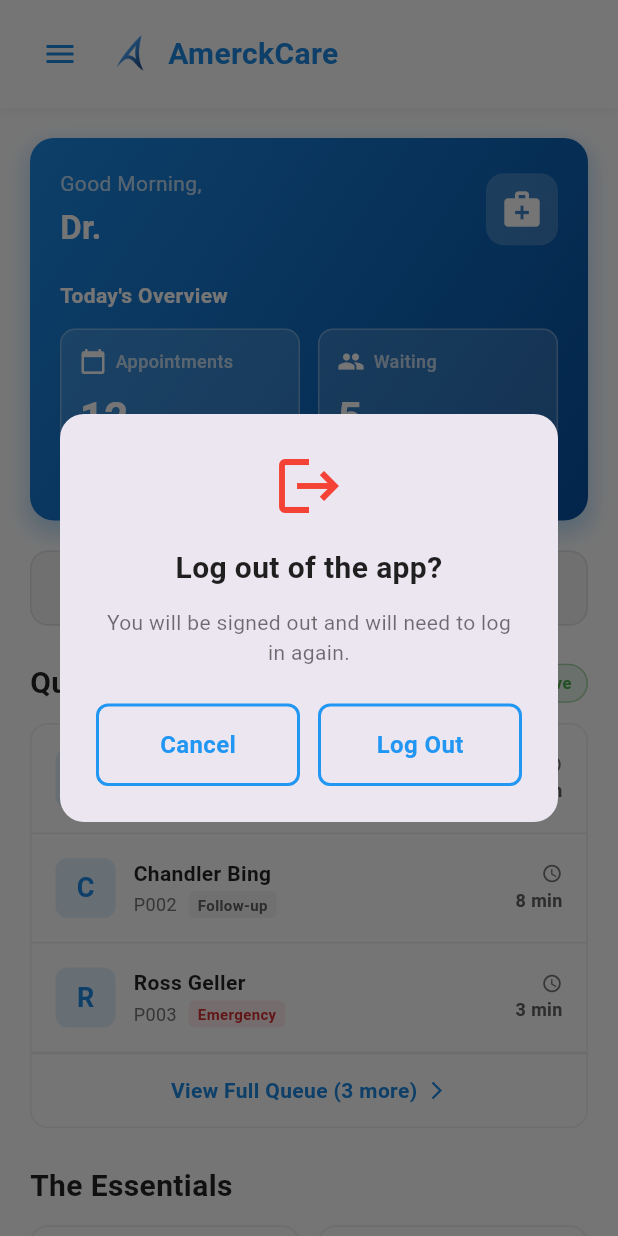
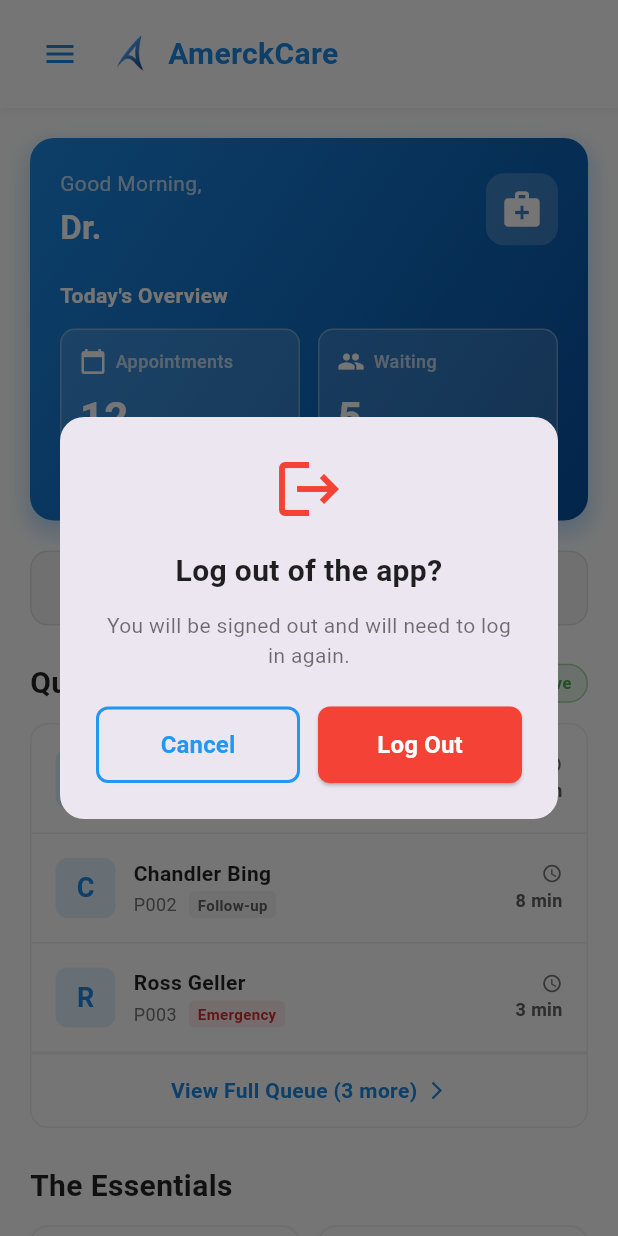
Before and after one commit to JananaDanithra22/amerckcare_apptest, a Flutter app: the HomeScreen screen opened by its route, in the side drawer, after a tap on "Log Out", on a phone screen of 412 x 824 dp. Run offline on Flutter 3.47's test engine with Material 3 defaults, Android fonts, the phone set to English and light mode, and no system bars; our stand-ins replace firebase_auth, firebase_core, flutter_secure_storage, google_sign_in, local_auth, lottie; missing offline and left inert: flutter_facebook_auth; accounts and stored records are empty.

Commit message:
Update app_drawer.dart

```diff
--- a/amerckcarelogin/lib/shared/widgets/app_drawer.dart
+++ b/amerckcarelogin/lib/shared/widgets/app_drawer.dart
@@ -1,4 +1,4 @@
-// lib/shared/widgets/app_drawer.dart
+// lib/shared/widgets/app_drawer.dart - FIXED LOGOUT
 
 import 'package:flutter/material.dart';
 import 'package:provider/provider.dart';
@@ -33,7 +33,6 @@ class AppDrawer extends StatelessWidget {
                   title: 'Home',
                   onTap: () {
                     Navigator.pop(context); // Close drawer
-                    // Already on home, no navigation needed
                   },
                 ),
                 _buildMenuItem(
@@ -125,7 +124,6 @@ class AppDrawer extends StatelessWidget {
     );
   }
 
-  /// Build user profile header
   Widget _buildUserHeader(
     BuildContext context,
     String userEmail,
@@ -137,10 +135,7 @@ class AppDrawer extends StatelessWidget {
         gradient: LinearGradient(
           begin: Alignment.topLeft,
           end: Alignment.bottomRight,
-          colors: [
-            Color(0xFF1C8AE5), // Primary blue
-            Color(0xFF0650A2), // Dark blue
-          ],
+          colors: [Color(0xFF1C8AE5), Color(0xFF0650A2)],
         ),
       ),
       currentAccountPicture: CircleAvatar(
@@ -177,7 +172,6 @@ class AppDrawer extends StatelessWidget {
     );
   }
 
-  /// Build menu item
   Widget _buildMenuItem(
     BuildContext context, {
     required IconData icon,
@@ -195,7 +189,6 @@ class AppDrawer extends StatelessWidget {
     );
   }
 
-  /// Show about dialog
   void _showAboutDialog(BuildContext context) {
     showDialog(
       context: context,
@@ -260,26 +253,60 @@ class _LogoutButton extends StatelessWidget {
   }
 
   Future<void> _handleLogout(BuildContext context) async {
+    // ✅ FIX 1: Get root navigator and context before any async operations
+    final navigator = Navigator.of(context, rootNavigator: true);
+    final scaffoldMessenger = ScaffoldMessenger.of(context);
+
     // Close drawer first
     Navigator.pop(context);
 
+    // ✅ FIX 2: Show confirmation dialog with proper context handling
     final shouldLogout = await showDialog<bool>(
       context: context,
       barrierDismissible: false,
       builder: (dialogContext) => _LogoutConfirmDialog(),
     );
 
-    if (shouldLogout == true) {
-      // Stop session monitoring
+    if (shouldLogout != true) {
+      debugPrint('❌ User cancelled logout');
+      return;
+    }
+
+    debugPrint('🔄 Starting logout process...');
+
+    try {
+      // ✅ FIX 3: Stop session monitoring FIRST
       SessionManager().stopSession();
+      debugPrint('✅ Session monitoring stopped');
 
-      // Perform logout
+      // ✅ FIX 4: Perform logout
       await auth.logout();
+      debugPrint('✅ Auth logout completed');
 
-      // Navigate to login
-      if (context.mounted) {
-        Navigator.pushReplacementNamed(context, AppRoutes.login);
-      }
+      // ✅ FIX 5: Force navigation using the captured navigator
+      // Use a post-frame callback to ensure widget tree is stable
+      WidgetsBinding.instance.addPostFrameCallback((_) {
+        navigator.pushNamedAndRemoveUntil(
+          AppRoutes.login,
+          (route) => false, // Remove ALL previous routes
+        );
+        debugPrint('✅ Navigation to login screen initiated');
+      });
+    } catch (e) {
+      debugPrint('🔴 Error during logout: $e');
+
+      // ✅ FIX 6: Show error and force navigation
+      scaffoldMessenger.showSnackBar(
+        SnackBar(
+          content: Text('Logout error: ${e.toString()}'),
+          backgroundColor: Colors.red,
+        ),
+      );
+
+      // Force navigation anyway
+      WidgetsBinding.instance.addPostFrameCallback((_) {
+        navigator.pushNamedAndRemoveUntil(AppRoutes.login, (route) => false);
+      });
     }
   }
 }
@@ -316,18 +343,44 @@ class _LogoutConfirmDialog extends StatelessWidget {
             Row(
               children: [
                 Expanded(
-                  child: _DialogButton(
-                    label: 'Cancel',
+                  child: OutlinedButton(
                     onPressed: () => Navigator.of(context).pop(false),
-                    isPrimary: false,
+                    style: OutlinedButton.styleFrom(
+                      padding: const EdgeInsets.symmetric(vertical: 14),
+                      side: const BorderSide(color: Colors.blue, width: 2),
+                      shape: RoundedRectangleBorder(
+                        borderRadius: BorderRadius.circular(8),
+                      ),
+                    ),
+                    child: const Text(
+                      'Cancel',
+                      style: TextStyle(
+                        fontSize: 16,
+                        fontWeight: FontWeight.w600,
+                        color: Colors.blue,
+                      ),
+                    ),
                   ),
                 ),
                 const SizedBox(width: 12),
                 Expanded(
-                  child: _DialogButton(
-                    label: 'Log Out',
+                  child: ElevatedButton(
                     onPressed: () => Navigator.of(context).pop(true),
-                    isPrimary: true,
+                    style: ElevatedButton.styleFrom(
+                      backgroundColor: Colors.red,
+                      padding: const EdgeInsets.symmetric(vertical: 14),
+                      shape: RoundedRectangleBorder(
+                        borderRadius: BorderRadius.circular(8),
+                      ),
+                    ),
+                    child: const Text(
+                      'Log Out',
+                      style: TextStyle(
+                        fontSize: 16,
+                        fontWeight: FontWeight.w600,
+                        color: Colors.white,
+                      ),
+                    ),
                   ),
                 ),
               ],
@@ -338,55 +391,3 @@ class _LogoutConfirmDialog extends StatelessWidget {
     );
   }
 }
-
-/// Styled dialog button with hover effect
-class _DialogButton extends StatefulWidget {
-  final String label;
-  final VoidCallback onPressed;
-  final bool isPrimary;
-
-  const _DialogButton({
-    required this.label,
-    required this.onPressed,
-    this.isPrimary = false,
-  });
-
-  @override
-  State<_DialogButton> createState() => _DialogButtonState();
-}
-
-class _DialogButtonState extends State<_DialogButton> {
-  bool _isHovered = false;
-
-  @override
-  Widget build(BuildContext context) {
-    return MouseRegion(
-      onEnter: (_) => setState(() => _isHovered = true),
-      onExit: (_) => setState(() => _isHovered = false),
-      cursor: SystemMouseCursors.click,
-      child: GestureDetector(
-        onTap: widget.onPressed,
-        child: AnimatedContainer(
-          duration: const Duration(milliseconds: 200),
-          curve: Curves.easeInOut,
-          padding: const EdgeInsets.symmetric(vertical: 14, horizontal: 24),
-          decoration: BoxDecoration(
-            color: _isHovered ? Colors.blue : Colors.transparent,
-            border: Border.all(color: Colors.blue, width: 2),
-            borderRadius: BorderRadius.circular(8),
-          ),
-          child: Center(
-            child: Text(
-              widget.label,
-              style: TextStyle(
-                fontSize: 16,
-                fontWeight: FontWeight.w600,
-                color: _isHovered ? Colors.white : Colors.blue,
-              ),
-            ),
-          ),
-        ),
-      ),
-    );
-  }
-}
```
